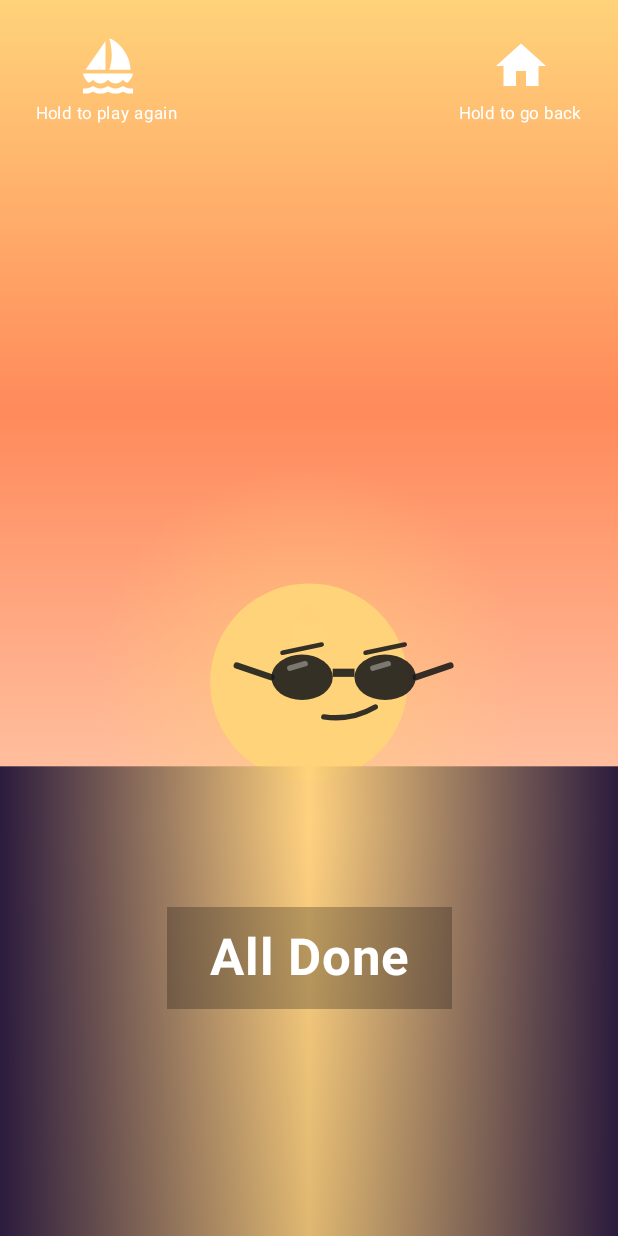
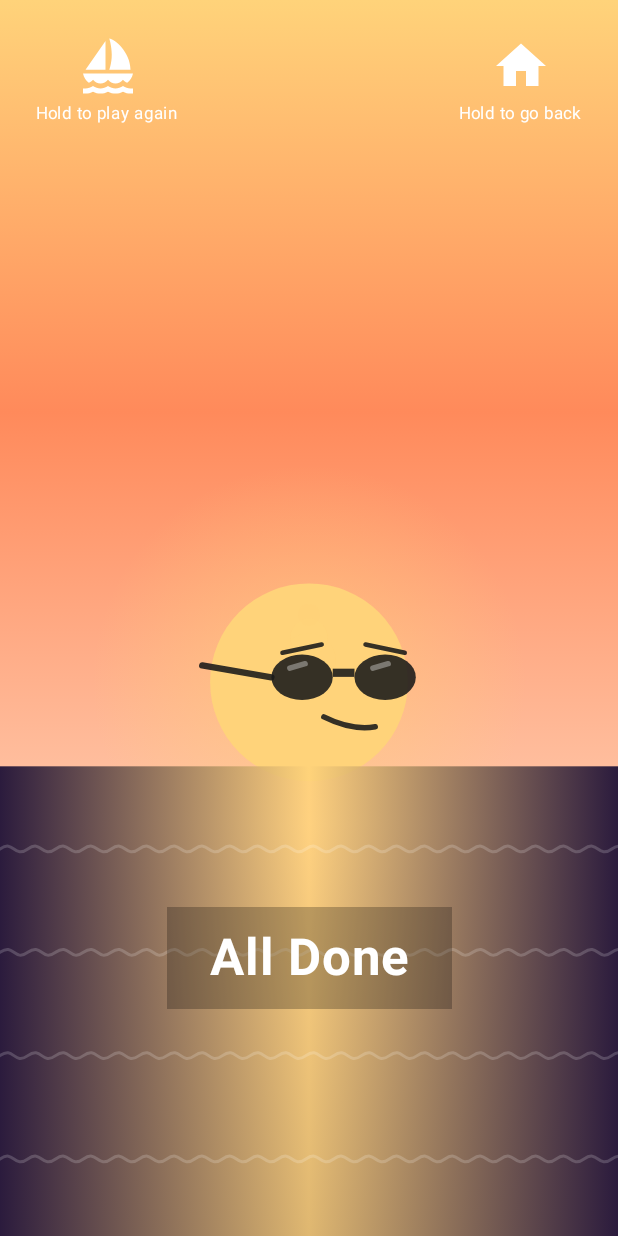
Before and after one commit to dillon-the-wheel/LookSeeSee, an Android app built with Jetpack Compose: the EndScreen screen opened through its navigation route, on a phone screen of 412 x 824 dp. Run offline under Robolectric (Android 15) with nearby library versions, the phone set to English and light mode, and no system bars.

Commit message:
Sixth round of feedback fixes: sun's expression, icon, waves, help
- Sunglasses: drop the right temple arm (it would wrap behind the
  face, so it's never drawn), extend the left temple past the sun's
  own edge
- Mouth: moved down slightly and mirrored so the smirk's upturned
  corner is on screen-left
- Eyebrows: mirrored the right one so both form a symmetric upward
  peak instead of slanting the same absolute direction
- Added gentle wave ripples across the end-screen ocean
- Replaced the eyeball app icon with a cropped version of the sunset
  scene (sky gradient, sun, water with waves), built as plain vector
  drawables so no new image assets are needed
- Added a help button on the Setup screen explaining the swipe/zoom/
  scrub controls and the 5-tap corner secret to end a session early,
  in both languages

```diff
--- a/app/src/main/java/com/lookseesee/app/ui/end/EndScreen.kt
+++ b/app/src/main/java/com/lookseesee/app/ui/end/EndScreen.kt
@@ -225,6 +225,38 @@ private fun SunsetBackground() {
             topLeft = Offset(0f, horizonY),
             size = Size(size.width, size.height - horizonY),
         )
+
+        drawWaves(horizonY, size.height, size.width)
+    }
+}
+
+/** A few gentle wavy strokes across the water, drawn as repeating cubic-bezier
+ * crests, so the ocean reads as rippling rather than a flat gradient block. */
+private fun androidx.compose.ui.graphics.drawscope.DrawScope.drawWaves(horizonY: Float, canvasHeight: Float, canvasWidth: Float) {
+    val waveColor = Color.White.copy(alpha = 0.18f)
+    val waveSpacing = (canvasHeight - horizonY) * 0.22f
+    val waveLength = canvasWidth * 0.09f
+    val amplitude = waveLength * 0.18f
+
+    var y = horizonY + waveSpacing * 0.8f
+    var rowIndex = 0
+    while (y < canvasHeight) {
+        val phase = if (rowIndex % 2 == 0) 0f else waveLength / 2f
+        val path = Path().apply {
+            moveTo(-waveLength + phase, y)
+            var x = -waveLength + phase
+            while (x < canvasWidth + waveLength) {
+                relativeCubicTo(
+                    waveLength * 0.25f, -amplitude,
+                    waveLength * 0.25f, amplitude,
+                    waveLength * 0.5f, 0f,
+                )
+                x += waveLength * 0.5f
+            }
+        }
+        drawPath(path, color = waveColor, style = Stroke(width = 2.dp.toPx(), cap = StrokeCap.Round))
+        y += waveSpacing
+        rowIndex++
     }
 }
 
@@ -262,41 +294,43 @@ private fun androidx.compose.ui.graphics.drawscope.DrawScope.drawAviators(sunCen
         end = Offset(rightLensCenter.x - lensWidth / 2f, glassesY - lensHeight * 0.1f),
         strokeWidth = lensHeight * 0.18f,
     )
+    // Only the left temple shows, extending a little past the sun's own left edge -
+    // the right temple would wrap around behind the face from this angle, so it's
+    // never drawn at all rather than drawn and then hidden.
     drawLine(
         color = lensColor,
         start = Offset(leftLensCenter.x - lensWidth / 2f, glassesY),
-        end = Offset(leftLensCenter.x - lensWidth / 2f - sunRadius * 0.35f, glassesY - sunRadius * 0.12f),
+        end = Offset(sunCenter.x - sunRadius * 1.08f, glassesY - sunRadius * 0.12f),
         strokeWidth = lensHeight * 0.14f,
+        cap = StrokeCap.Round,
+    )
+
+    // Eyebrows: a gentle symmetric peak toward the center (each outer tip low, each
+    // inner tip - toward the nose - high), reading as a soft, friendly look.
+    val eyebrowY = glassesY - lensHeight * 0.62f
+    drawLine(
+        color = lensColor,
+        start = Offset(leftLensCenter.x - lensWidth * 0.32f, eyebrowY + lensHeight * 0.08f),
+        end = Offset(leftLensCenter.x + lensWidth * 0.32f, eyebrowY - lensHeight * 0.1f),
+        strokeWidth = lensHeight * 0.1f,
         cap = StrokeCap.Round,
     )
     drawLine(
         color = lensColor,
-        start = Offset(rightLensCenter.x + lensWidth / 2f, glassesY),
-        end = Offset(rightLensCenter.x + lensWidth / 2f + sunRadius * 0.35f, glassesY - sunRadius * 0.12f),
-        strokeWidth = lensHeight * 0.14f,
+        start = Offset(rightLensCenter.x + lensWidth * 0.32f, eyebrowY + lensHeight * 0.08f),
+        end = Offset(rightLensCenter.x - lensWidth * 0.32f, eyebrowY - lensHeight * 0.1f),
+        strokeWidth = lensHeight * 0.1f,
         cap = StrokeCap.Round,
     )
 
-    // Eyebrows: both raised gently toward screen-right, above the glasses.
-    val eyebrowY = glassesY - lensHeight * 0.62f
-    for (lensCenter in listOf(leftLensCenter, rightLensCenter)) {
-        drawLine(
-            color = lensColor,
-            start = Offset(lensCenter.x - lensWidth * 0.32f, eyebrowY + lensHeight * 0.08f),
-            end = Offset(lensCenter.x + lensWidth * 0.32f, eyebrowY - lensHeight * 0.1f),
-            strokeWidth = lensHeight * 0.1f,
-            cap = StrokeCap.Round,
-        )
-    }
-
-    // A small one-sided smirk below the glasses, corner raised toward screen-right -
+    // A small one-sided smirk below the glasses, corner raised toward screen-left -
     // a soft, reassuring look rather than a flat or worried line.
-    val mouthY = glassesY + sunRadius * 0.4f
+    val mouthY = glassesY + sunRadius * 0.5f
     val mouthPath = Path().apply {
-        moveTo(sunCenter.x + faceShiftX - sunRadius * 0.2f, mouthY)
+        moveTo(sunCenter.x + faceShiftX + sunRadius * 0.32f, mouthY)
         quadraticTo(
             sunCenter.x + faceShiftX + sunRadius * 0.08f, mouthY + sunRadius * 0.04f,
-            sunCenter.x + faceShiftX + sunRadius * 0.32f, mouthY - sunRadius * 0.1f,
+            sunCenter.x + faceShiftX - sunRadius * 0.2f, mouthY - sunRadius * 0.1f,
         )
     }
     drawPath(
--- a/app/src/main/java/com/lookseesee/app/ui/setup/SetupScreen.kt
+++ b/app/src/main/java/com/lookseesee/app/ui/setup/SetupScreen.kt
@@ -23,10 +23,12 @@ import androidx.compose.foundation.shape.RoundedCornerShape
 import androidx.compose.foundation.verticalScroll
 import androidx.compose.material.icons.Icons
 import androidx.compose.material.icons.filled.CheckCircle
+import androidx.compose.material.icons.filled.HelpOutline
 import androidx.compose.material.icons.filled.Search
 import androidx.compose.material.icons.filled.Star
 import androidx.compose.material.icons.filled.Visibility
 import androidx.compose.material.icons.filled.VisibilityOff
+import androidx.compose.material3.AlertDialog
 import androidx.compose.material3.Button
 import androidx.compose.material3.Card
 import androidx.compose.material3.CircularProgressIndicator
@@ -39,6 +41,7 @@ import androidx.compose.material3.SegmentedButton
 import androidx.compose.material3.SingleChoiceSegmentedButtonRow
 import androidx.compose.material3.SegmentedButtonDefaults
 import androidx.compose.material3.Text
+import androidx.compose.material3.TextButton
 import androidx.compose.runtime.Composable
 import androidx.compose.runtime.collectAsState
 import androidx.compose.runtime.getValue
@@ -106,6 +109,11 @@ fun SetupScreen(
         return
     }
 
+    var showHelp by remember { mutableStateOf(false) }
+    if (showHelp) {
+        HelpDialog(onDismiss = { showHelp = false })
+    }
+
     Column(
         modifier = Modifier
             .fillMaxSize()
@@ -123,10 +131,18 @@ fun SetupScreen(
                 text = stringResource(R.string.setup_title),
                 style = MaterialTheme.typography.headlineMedium,
             )
-            LanguageToggle(
-                language = state.language,
-                onLanguageChange = viewModel::setLanguage,
-            )
+            Row(verticalAlignment = Alignment.CenterVertically) {
+                IconButton(onClick = { showHelp = true }) {
+                    Icon(
+                        imageVector = Icons.Filled.HelpOutline,
+                        contentDescription = stringResource(R.string.cd_help_button),
+                    )
+                }
+                LanguageToggle(
+                    language = state.language,
+                    onLanguageChange = viewModel::setLanguage,
+                )
+            }
         }
 
         if (!state.hasMediaPermission) {
@@ -464,3 +480,17 @@ private fun PinSetupSection(
         modifier = Modifier.width(200.dp),
     )
 }
+
+@Composable
+private fun HelpDialog(onDismiss: () -> Unit) {
+    AlertDialog(
+        onDismissRequest = onDismiss,
+        title = { Text(stringResource(R.string.help_dialog_title)) },
+        text = { Text(stringResource(R.string.help_dialog_body)) },
+        confirmButton = {
+            TextButton(onClick = onDismiss) {
+                Text(stringResource(R.string.help_dialog_close))
+            }
+        },
+    )
+}
--- a/app/src/main/res/values/strings.xml
+++ b/app/src/main/res/values/strings.xml
@@ -57,4 +57,10 @@
     <string name="cd_hide_pin">Hide PIN</string>
     <string name="cd_browse_album">Browse album</string>
     <string name="cd_back">Back</string>
+    <string name="cd_help_button">Help</string>
+
+    <!-- Help dialog -->
+    <string name="help_dialog_title">How It Works</string>
+    <string name="help_dialog_body">Swipe left or right to move between photos and videos. Swipe down to see a thumbnail grid - tap any thumbnail to jump to it. Pinch to zoom in on a photo. Tap the center of a video to play or pause, and drag the small dot at the bottom to seek.\n\nSecret: tap the bottom-right corner of the screen 5 times quickly to end the session early and come back here.</string>
+    <string name="help_dialog_close">Got it</string>
 </resources>
```
Also changed, not shown: app/src/main/res/drawable/ic_launcher_background.xml (+17 -3 lines), app/src/main/res/drawable/ic_launcher_foreground.xml (+44 -10 lines), 1 other file.
